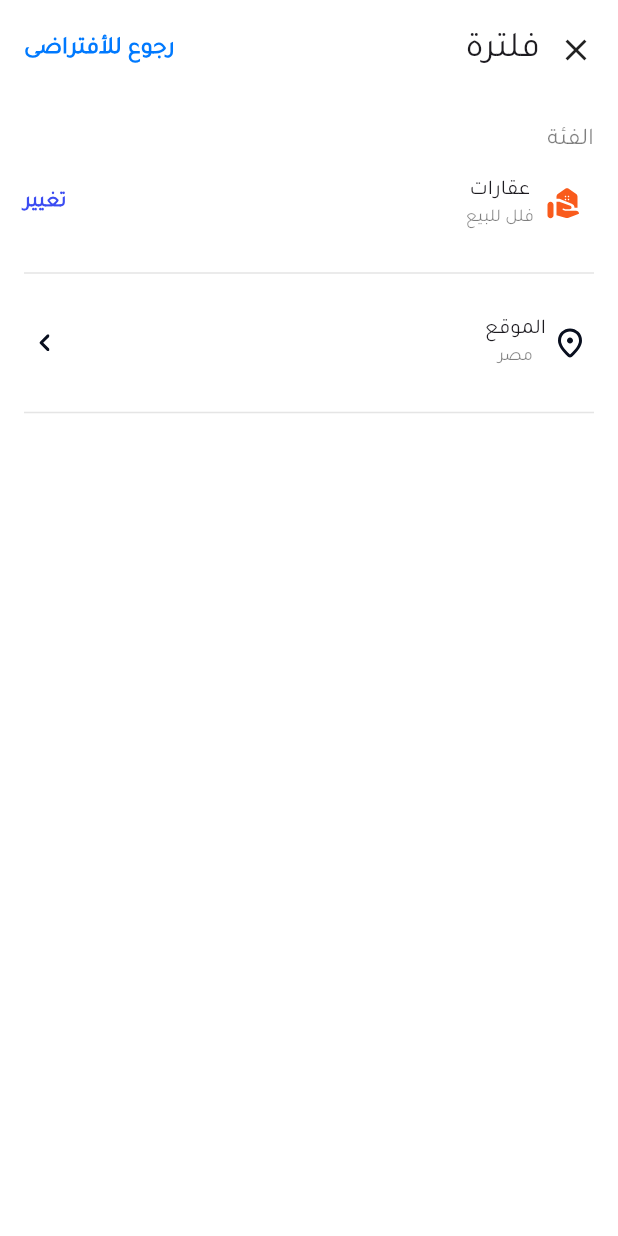
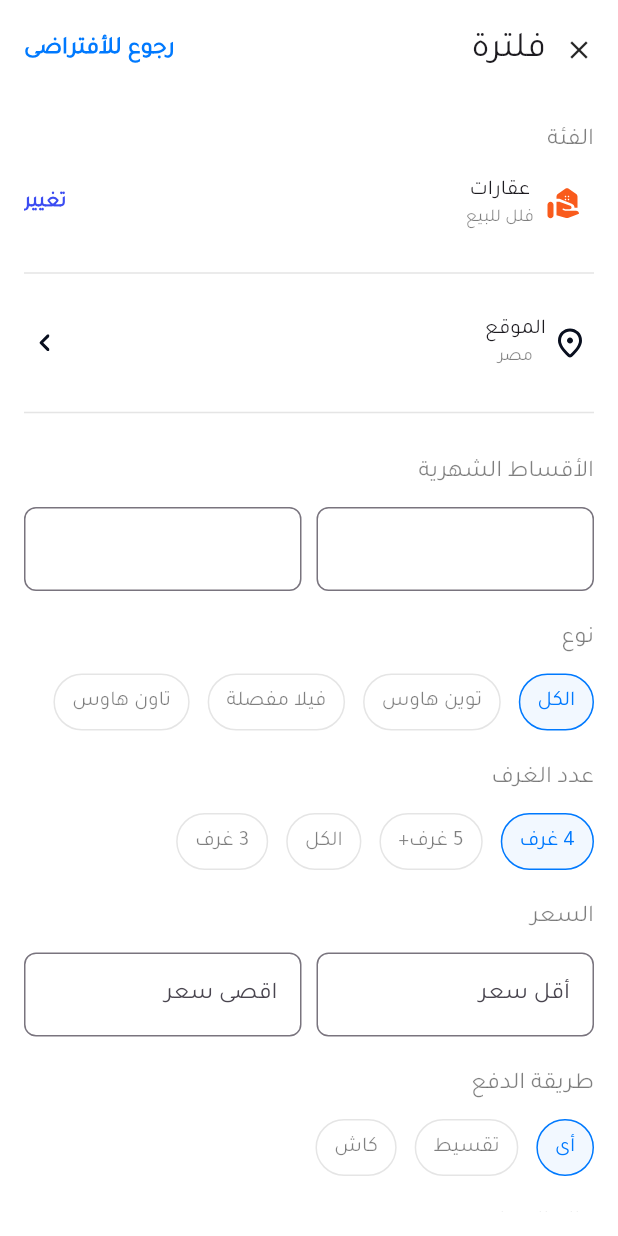
Before and after one commit to ahmed-ehab-m/otexapptest, a Flutter app: the FilteringView screen opened by its route, on a phone screen of 412 x 824 dp. Run offline on Flutter 3.47's test engine with Material 3 defaults, Android fonts, the phone set to English and light mode, and no system bars; our stand-ins replace flutter_svg, go_router.

Commit message:
add some custom widgets like button and selectable widgets

```diff
--- a/lib/features/plans_selected/presentation/views/widgets/custom_button.dart
+++ b/lib/core/widgets/custom_button.dart
@@ -5,8 +5,13 @@ import 'package:otexapptest/core/utils/app_colors.dart';
 import 'package:otexapptest/core/utils/app_text_styles.dart';
 
 class CustomButton extends StatelessWidget {
-  const CustomButton({super.key});
-
+  const CustomButton({
+    super.key,
+    required this.title,
+    this.leadingIcon = false,
+  });
+  final String title;
+  final bool leadingIcon;
   @override
   Widget build(BuildContext context) {
     return ElevatedButton(
@@ -17,10 +22,11 @@ class CustomButton extends StatelessWidget {
       child: Row(
         mainAxisAlignment: MainAxisAlignment.center,
         children: [
-          const Icon(CupertinoIcons.arrow_left, color: Colors.white),
+          if (leadingIcon)
+            const Icon(CupertinoIcons.arrow_left, color: Colors.white),
           SizedBox(width: 4),
           Text(
-            'التالى',
+            title,
             style: AppTextStyles.bold16.copyWith(color: Colors.white),
           ),
         ],
--- /dev/null
+++ b/lib/features/filtering/presentation/views/widgets/custom_option_item.dart
@@ -0,0 +1,39 @@
+import 'package:flutter/cupertino.dart';
+import 'package:flutter/material.dart';
+import 'package:otexapptest/core/utils/app_colors.dart';
+import 'package:otexapptest/core/utils/app_text_styles.dart';
+
+class CustomOptionItem extends StatelessWidget {
+  const CustomOptionItem({
+    super.key,
+    required this.type,
+    required this.isSelected,
+  });
+  final String type;
+  final bool isSelected;
+  @override
+  Widget build(BuildContext context) {
+    return Container(
+      decoration: BoxDecoration(
+        color: isSelected
+            ? AppColors.primaryColor.withOpacity(0.05)
+            : Colors.transparent,
+        borderRadius: BorderRadius.circular(30),
+        border: Border.all(
+          color: isSelected
+              ? AppColors.primaryColor
+              : Colors.black.withOpacity(0.1),
+        ),
+      ),
+      padding: EdgeInsets.symmetric(horizontal: 11.5, vertical: 8),
+      child: Text(
+        type,
+        style: AppTextStyles.regular14.copyWith(
+          color: isSelected
+              ? AppColors.primaryColor
+              : Colors.black.withOpacity(0.5),
+        ),
+      ),
+    );
+  }
+}
--- /dev/null
+++ b/lib/features/filtering/presentation/views/widgets/custom_text_field.dart
@@ -0,0 +1,27 @@
+import 'package:flutter/cupertino.dart';
+import 'package:flutter/material.dart';
+
+class CustomTextField extends StatelessWidget {
+  const CustomTextField({super.key, required this.label});
+  final String label;
+  @override
+  Widget build(BuildContext context) {
+    return Expanded(
+      child: TextField(
+        decoration: InputDecoration(
+          label: Row(
+            mainAxisAlignment: MainAxisAlignment.end,
+            children: [Text(label)],
+          ),
+          border: OutlineInputBorder(
+            borderRadius: BorderRadius.circular(8),
+            borderSide: BorderSide(
+              color: Colors.black.withOpacity(0.1),
+              // width: 0.4,
+            ),
+          ),
+        ),
+      ),
+    );
+  }
+}
--- a/lib/features/filtering/presentation/views/widgets/filtering_view_app_bar.dart
+++ b/lib/features/filtering/presentation/views/widgets/filtering_view_app_bar.dart
@@ -19,7 +19,7 @@ class FilteringViewAppBar extends StatelessWidget {
         Spacer(),
         Text('فلترة', style: AppTextStyles.medium24),
         SizedBox(width: 12),
-        InkWell(onTap: () {}, child: Icon(Icons.clear)),
+        InkWell(onTap: () {}, child: Icon(Icons.clear, size: 20)),
       ],
     );
   }
--- a/lib/features/filtering/presentation/views/widgets/filtering_view_body.dart
+++ b/lib/features/filtering/presentation/views/widgets/filtering_view_body.dart
@@ -1,21 +1,32 @@
 import 'package:flutter/cupertino.dart';
 import 'package:flutter/material.dart';
-import 'package:flutter_svg/svg.dart';
-import 'package:otexapptest/core/utils/app_colors.dart';
 import 'package:otexapptest/core/utils/app_text_styles.dart';
-import 'package:otexapptest/core/utils/assets.dart';
 import 'package:otexapptest/core/utils/constants.dart';
 import 'package:otexapptest/features/filtering/presentation/views/widgets/filtering_view_app_bar.dart';
 import 'package:otexapptest/features/filtering/presentation/views/widgets/location_widget.dart';
+import 'package:otexapptest/features/filtering/presentation/views/widgets/label_double_field.dart';
+import 'package:otexapptest/features/filtering/presentation/views/widgets/selectable_option_widget.dart';
 import 'package:otexapptest/features/filtering/presentation/views/widgets/real_state_widget.dart';
+import 'package:otexapptest/core/widgets/custom_button.dart';
 
 class FilteringViewBody extends StatelessWidget {
   const FilteringViewBody({super.key});
 
   @override
   Widget build(BuildContext context) {
+    List<String> realStateTypes = [
+      'الكل',
+      'توين هاوس',
+      'فيلا مفصلة',
+      'تاون هاوس',
+    ];
+    List<String> numberOfRooms = ['4 غرف', '5 غرف+', 'الكل', '3 غرف'];
+    List<String> paymentMethods = ['أى', 'تقسيط', 'كاش'];
+    List<String> propertyConditions = ['أى', 'جاهز', 'قيد الأنشاء'];
+
     return Padding(
       padding: const EdgeInsets.all(kHorizontalPadding),
+      child: SingleChildScrollView(
         child: Column(
           crossAxisAlignment: CrossAxisAlignment.end,
           children: [
@@ -36,7 +47,38 @@ class FilteringViewBody extends StatelessWidget {
             SizedBox(height: 20),
             Divider(color: Colors.black.withOpacity(0.1)),
             SizedBox(height: 20),
+            LabelDoubleField(title: 'الأقساط الشهرية'),
+            SizedBox(height: 20),
+            SelectableOptionWidget(
+              title: 'نوع',
+              selectedOptions: realStateTypes,
+            ),
+            SizedBox(height: 20),
+            SelectableOptionWidget(
+              title: 'عدد الغرف',
+              selectedOptions: numberOfRooms,
+            ),
+            SizedBox(height: 20),
+            LabelDoubleField(
+              title: 'السعر',
+              firstLabel: 'أقل سعر',
+              secondLabel: 'اقصى سعر',
+            ),
+
+            SizedBox(height: 20),
+            SelectableOptionWidget(
+              title: 'طريقة الدفع',
+              selectedOptions: paymentMethods,
+            ),
+            SizedBox(height: 20),
+            SelectableOptionWidget(
+              title: 'حالة العقار',
+              selectedOptions: propertyConditions,
+            ),
+            SizedBox(height: 20),
+            CustomButton(title: 'شاهد 10,000+ نتائج'),
           ],
+        ),
       ),
     );
   }
--- /dev/null
+++ b/lib/features/filtering/presentation/views/widgets/label_double_field.dart
@@ -0,0 +1,38 @@
+import 'package:flutter/cupertino.dart';
+import 'package:flutter/material.dart';
+import 'package:otexapptest/core/utils/app_text_styles.dart';
+import 'package:otexapptest/features/filtering/presentation/views/widgets/custom_text_field.dart';
+
+class LabelDoubleField extends StatelessWidget {
+  const LabelDoubleField({
+    super.key,
+    required this.title,
+    this.firstLabel = '',
+    this.secondLabel = '',
+  });
+  final String title;
+  final String firstLabel;
+  final String secondLabel;
+  @override
+  Widget build(BuildContext context) {
+    return Column(
+      crossAxisAlignment: CrossAxisAlignment.end,
+      spacing: 12,
+      children: [
+        Text(
+          title,
+          style: AppTextStyles.medium16.copyWith(
+            color: Colors.black.withOpacity(0.5),
+          ),
+        ),
+        Row(
+          children: [
+            CustomTextField(label: secondLabel),
+            SizedBox(width: 10),
+            CustomTextField(label: firstLabel),
+          ],
+        ),
+      ],
+    );
+  }
+}
--- /dev/null
+++ b/lib/features/filtering/presentation/views/widgets/selectable_option_widget.dart
@@ -0,0 +1,61 @@
+import 'package:flutter/cupertino.dart';
+import 'package:flutter/material.dart';
+import 'package:otexapptest/core/utils/app_text_styles.dart';
+import 'package:otexapptest/features/filtering/presentation/views/widgets/custom_option_item.dart';
+
+class SelectableOptionWidget extends StatefulWidget {
+  const SelectableOptionWidget({
+    super.key,
+    required this.selectedOptions,
+    required this.title,
+  });
+  final String title;
+  final List<String> selectedOptions;
+
+  @override
+  State<SelectableOptionWidget> createState() => _SelectableOptionWidgetState();
+}
+
+class _SelectableOptionWidgetState extends State<SelectableOptionWidget> {
+  int currentIndex = 0;
+
+  @override
+  Widget build(BuildContext context) {
+    return Column(
+      crossAxisAlignment: CrossAxisAlignment.end,
+
+      children: [
+        Text(
+          widget.title,
+          style: AppTextStyles.medium16.copyWith(
+            color: Colors.black.withOpacity(0.5),
+          ),
+        ),
+        SizedBox(height: 12),
+        Directionality(
+          textDirection: TextDirection.rtl,
+          child: Wrap(
+            spacing: 12,
+            runSpacing: 12,
+            children: [
+              for (var i = 0; i < widget.selectedOptions.length; i++)
+                InkWell(
+                  onTap: () {
+                    setState(() {
+                      currentIndex = i;
+                      print('i = $i');
+                      print('currentIndex = $currentIndex');
+                    });
+                  },
+                  child: CustomOptionItem(
+                    type: widget.selectedOptions[i],
+                    isSelected: i == currentIndex ? true : false,
+                  ),
+                ),
+            ],
+          ),
+        ),
+      ],
+    );
+  }
+}
--- a/lib/features/plans_selected/presentation/views/widgets/plans_view_body.dart
+++ b/lib/features/plans_selected/presentation/views/widgets/plans_view_body.dart
@@ -1,7 +1,7 @@
 import 'package:flutter/cupertino.dart';
 import 'package:flutter/material.dart';
 import 'package:otexapptest/core/utils/constants.dart';
-import 'package:otexapptest/features/plans_selected/presentation/views/widgets/custom_button.dart';
+import 'package:otexapptest/core/widgets/custom_button.dart';
 import 'package:otexapptest/features/plans_selected/presentation/views/widgets/extra_plan_item.dart';
 import 'package:otexapptest/features/plans_selected/presentation/views/widgets/basic_plan_item.dart';
 import 'package:otexapptest/features/plans_selected/presentation/views/widgets/plans_view_app_bar.dart';
@@ -32,7 +32,7 @@ class PlansViewBody extends StatelessWidget {
             SpecialPlanWidget(),
             const SizedBox(height: 24),
             Divider(color: Colors.black.withOpacity(0.1)),
-            CustomButton(),
+            CustomButton(title: 'التالى', leadingIcon: true),
             const SizedBox(height: 12),
           ],
         ),
```
Lines whose indentation alone changed are shown as unchanged.
